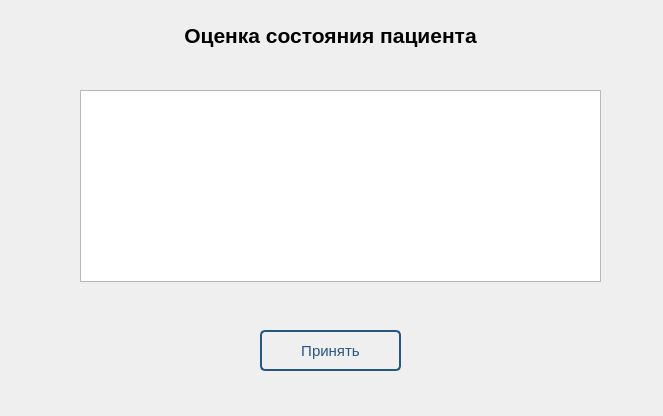
Old version of the form UI/patientVerdictWin.ui in the repository Vittallya/MlApp.
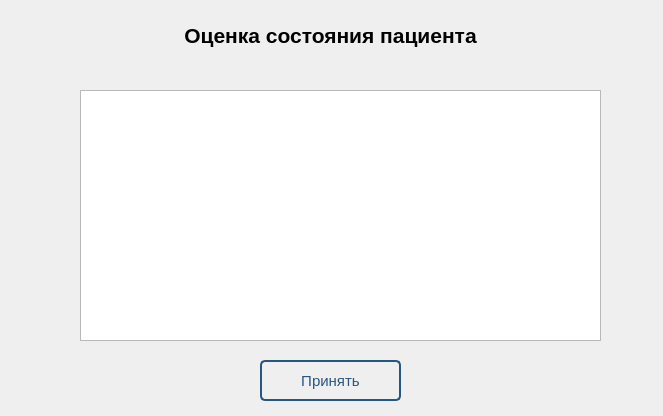
New version of the form.

What changed in the file:
```diff
--- a/UI/patientVerdictWin.ui
+++ b/UI/patientVerdictWin.ui
@@ -20,7 +20,7 @@
    <property name="geometry">
     <rect>
      <x>260</x>
-     <y>330</y>
+     <y>360</y>
      <width>141</width>
      <height>41</height>
     </rect>
@@ -50,7 +50,7 @@
      <x>80</x>
      <y>90</y>
      <width>521</width>
-     <height>192</height>
+     <height>251</height>
     </rect>
    </property>
    <attribute name="horizontalHeaderVisible">
```
